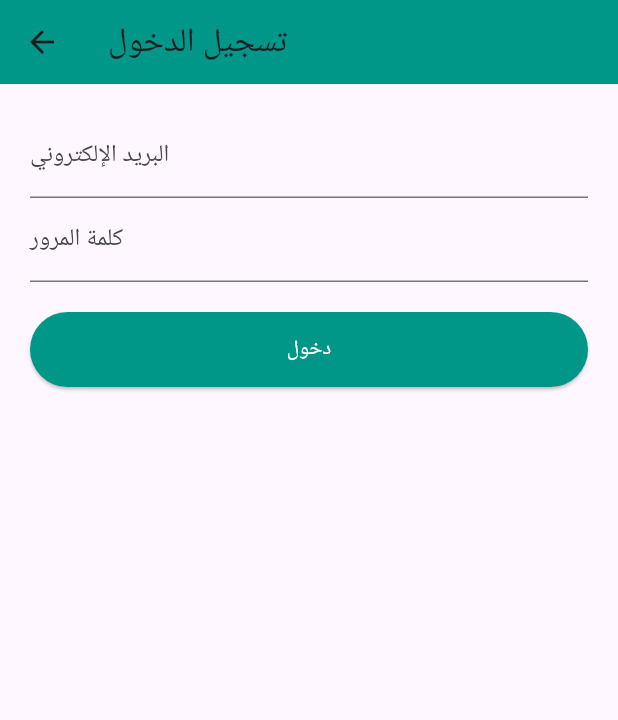
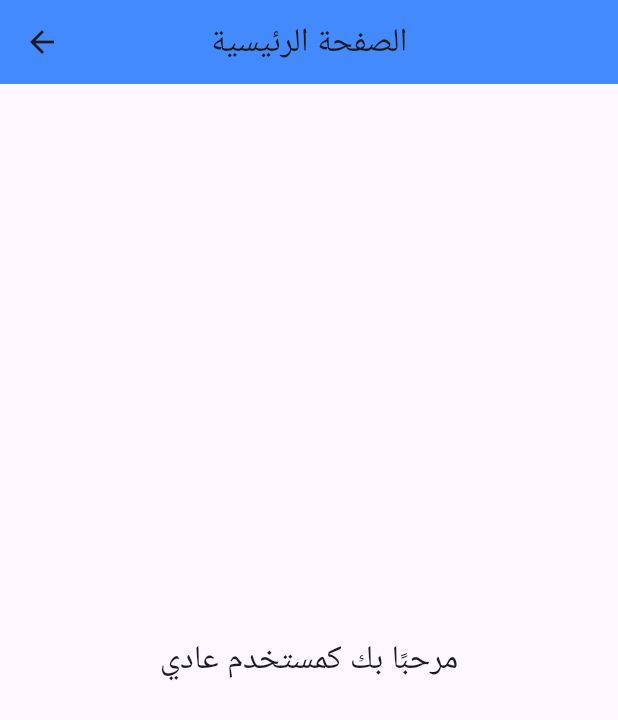
Before and after one commit to Larbi141414/ecommerce, a Flutter app: the LoginScreen screen opened by its route, after a tap on "دخول", on a phone screen of 412 x 824 dp. Shown: the top 720 px of the screen. Run offline on Flutter 3.47's test engine with Material 3 defaults, Android fonts, the phone set to English and light mode, and no system bars.

```diff
--- a/lib/screens/auth/login_screen.dart
+++ b/lib/screens/auth/login_screen.dart
@@ -1,41 +1,68 @@
 import 'package:flutter/material.dart';
+import '../admin/admin_screen.dart';
+import '../user/user_home.dart';
 
-class LoginScreen extends StatelessWidget {
+class LoginScreen extends StatefulWidget {
   const LoginScreen({super.key});
 
   @override
+  State<LoginScreen> createState() => _LoginScreenState();
+}
+
+class _LoginScreenState extends State<LoginScreen> {
+  final _emailController = TextEditingController();
+  final _passwordController = TextEditingController();
+
+  void _login() {
+    String email = _emailController.text.trim();
+    String password = _passwordController.text.trim();
+
+    // بيانات الإدمن
+    if (email == "larbilarabi06@gmail.com" && password == "Miral1992Miro") {
+      Navigator.pushReplacement(
+        context,
+        MaterialPageRoute(builder: (_) => const AdminScreen()),
+      );
+    } else {
+      // دخول كمستخدم عادي
+      Navigator.pushReplacement(
+        context,
+        MaterialPageRoute(builder: (_) => const UserHome()),
+      );
+    }
+  }
+
+  @override
   Widget build(BuildContext context) {
-    final emailController = TextEditingController();
-    final passwordController = TextEditingController();
-
     return Scaffold(
       appBar: AppBar(
-        title: const Text('تسجيل الدخول'),
-        backgroundColor: Colors.teal,
+        title: const Text("تسجيل الدخول"),
+        backgroundColor: Colors.green,
+        centerTitle: true,
       ),
       body: Padding(
         padding: const EdgeInsets.all(20),
         child: Column(
+          mainAxisAlignment: MainAxisAlignment.center,
           children: [
             TextField(
-              controller: emailController,
-              decoration: const InputDecoration(labelText: 'البريد الإلكتروني'),
+              controller: _emailController,
+              decoration: const InputDecoration(labelText: "البريد الإلكتروني"),
             ),
+            const SizedBox(height: 10),
             TextField(
-              controller: passwordController,
-              decoration: const InputDecoration(labelText: 'كلمة المرور'),
+              controller: _passwordController,
+              decoration: const InputDecoration(labelText: "كلمة المرور"),
               obscureText: true,
             ),
             const SizedBox(height: 20),
             ElevatedButton(
+              onPressed: _login,
               style: ElevatedButton.styleFrom(
-                backgroundColor: Colors.teal,
-                minimumSize: const Size(double.infinity, 50),
+                backgroundColor: Colors.green,
+                padding: const EdgeInsets.symmetric(horizontal: 40, vertical: 12),
               ),
-              onPressed: () {
-                // هنا تضع كود تسجيل الدخول
-              },
-              child: const Text('دخول', style: TextStyle(color: Colors.white)),
+              child: const Text("دخول", style: TextStyle(fontSize: 18)),
             ),
           ],
         ),
--- /dev/null
+++ b/lib/screens/user/user_home.dart
@@ -0,0 +1,22 @@
+import 'package:flutter/material.dart';
+
+class UserHome extends StatelessWidget {
+  const UserHome({super.key});
+
+  @override
+  Widget build(BuildContext context) {
+    return Scaffold(
+      appBar: AppBar(
+        title: const Text("الصفحة الرئيسية"),
+        backgroundColor: Colors.blueAccent,
+        centerTitle: true,
+      ),
+      body: const Center(
+        child: Text(
+          "مرحبًا بك كمستخدم عادي",
+          style: TextStyle(fontSize: 22),
+        ),
+      ),
+    );
+  }
+}
```
Also changed, not shown: lib/main.dart (+7 -0 lines), lib/screens/admin/admin_screen.dart (added, +51 -0 lines).
